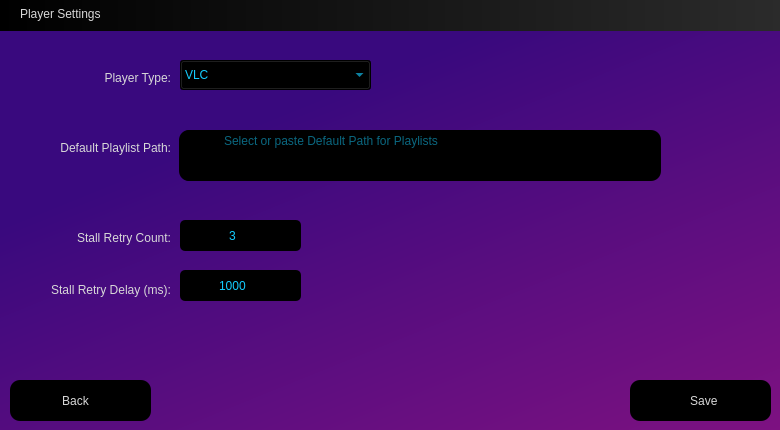
This is assets/PlayerSettings.ui in ifreddyrod/SpyderPlayer as Qt 5 draws it before an edit. The edited form follows.
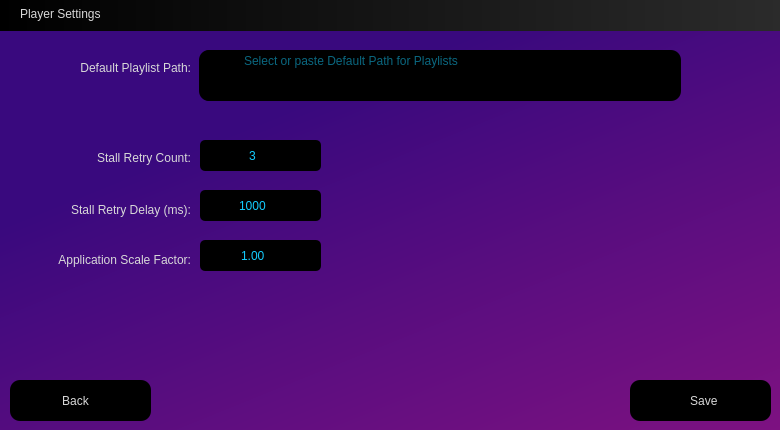
This is the edited form. Icons and pictures are not drawn.

Diff of the .ui file:
```diff
--- a/assets/PlayerSettings.ui
+++ b/assets/PlayerSettings.ui
@@ -152,8 +152,8 @@
   <widget class="QComboBox" name="PlayerType_combobox">
    <property name="geometry">
     <rect>
-     <x>180</x>
-     <y>60</y>
+     <x>200</x>
+     <y>520</y>
      <width>191</width>
      <height>30</height>
     </rect>
@@ -177,7 +177,7 @@
    <property name="geometry">
     <rect>
      <x>40</x>
-     <y>70</y>
+     <y>520</y>
      <width>131</width>
      <height>16</height>
     </rect>
@@ -203,12 +203,45 @@
 /*
 background-color: qlineargradient(spread:pad, x1:0.506931, y1:0.295636, x2:1, y2:1, stop:0 rgba(35, 6, 77, 255), stop:1 rgba(90, 13, 90, 255));*/</string>
    </property>
+   <widget class="QDoubleSpinBox" name="ScaleFactor_box">
+    <property name="geometry">
+     <rect>
+      <x>200</x>
+      <y>210</y>
+      <width>121</width>
+      <height>31</height>
+     </rect>
+    </property>
+    <property name="toolTip">
+     <string>Customize the scale/zoom of the Application.  Useful for higher resolutions.  Restart to apply.</string>
+    </property>
+    <property name="styleSheet">
+     <string notr="true">border-radius: 5px;
+color: rgb(20, 205, 255); 
+background-color: rgb(0, 0, 0);</string>
+    </property>
+    <property name="alignment">
+     <set>Qt::AlignmentFlag::AlignCenter</set>
+    </property>
+    <property name="minimum">
+     <double>0.100000000000000</double>
+    </property>
+    <property name="maximum">
+     <double>10.000000000000000</double>
+    </property>
+    <property name="singleStep">
+     <double>0.100000000000000</double>
+    </property>
+    <property name="value">
+     <double>1.000000000000000</double>
+    </property>
+   </widget>
   </widget>
   <widget class="QTextEdit" name="PlaylistPath_textedit">
    <property name="geometry">
     <rect>
-     <x>180</x>
-     <y>130</y>
+     <x>200</x>
+     <y>50</y>
      <width>481</width>
      <height>51</height>
     </rect>
@@ -231,8 +264,8 @@
   <widget class="QPushButton" name="OpenPath_button">
    <property name="geometry">
     <rect>
-     <x>179</x>
-     <y>130</y>
+     <x>199</x>
+     <y>50</y>
      <width>31</width>
      <height>51</height>
     </rect>
@@ -260,8 +293,8 @@
   <widget class="QLabel" name="Path_label">
    <property name="geometry">
     <rect>
-     <x>40</x>
-     <y>140</y>
+     <x>60</x>
+     <y>60</y>
      <width>131</width>
      <height>16</height>
     </rect>
@@ -300,8 +333,8 @@
   <widget class="QSpinBox" name="RetryCount_box">
    <property name="geometry">
     <rect>
-     <x>180</x>
-     <y>220</y>
+     <x>200</x>
+     <y>140</y>
      <width>121</width>
      <height>31</height>
     </rect>
@@ -324,8 +357,8 @@
   <widget class="QSpinBox" name="RetryTimeDelay_box">
    <property name="geometry">
     <rect>
-     <x>180</x>
-     <y>270</y>
+     <x>200</x>
+     <y>190</y>
      <width>121</width>
      <height>31</height>
     </rect>
@@ -354,8 +387,8 @@
   <widget class="QLabel" name="Retry_label">
    <property name="geometry">
     <rect>
-     <x>40</x>
-     <y>230</y>
+     <x>60</x>
+     <y>150</y>
      <width>131</width>
      <height>16</height>
     </rect>
@@ -370,8 +403,8 @@
   <widget class="QLabel" name="Path_label_2">
    <property name="geometry">
     <rect>
-     <x>30</x>
-     <y>279</y>
+     <x>50</x>
+     <y>199</y>
      <width>141</width>
      <height>21</height>
     </rect>
@@ -383,6 +416,22 @@
     <set>Qt::AlignmentFlag::AlignRight|Qt::AlignmentFlag::AlignTrailing|Qt::AlignmentFlag::AlignVCenter</set>
    </property>
   </widget>
+  <widget class="QLabel" name="ScaleFactor_label">
+   <property name="geometry">
+    <rect>
+     <x>30</x>
+     <y>250</y>
+     <width>161</width>
+     <height>20</height>
+    </rect>
+   </property>
+   <property name="text">
+    <string>Application Scale Factor:</string>
+   </property>
+   <property name="alignment">
+    <set>Qt::AlignmentFlag::AlignRight|Qt::AlignmentFlag::AlignTrailing|Qt::AlignmentFlag::AlignVCenter</set>
+   </property>
+  </widget>
   <zorder>background_widget</zorder>
   <zorder>Titlebar_widget</zorder>
   <zorder>Back_button</zorder>
@@ -396,6 +445,7 @@
   <zorder>RetryTimeDelay_box</zorder>
   <zorder>Retry_label</zorder>
   <zorder>Path_label_2</zorder>
+  <zorder>ScaleFactor_label</zorder>
  </widget>
  <resources>
   <include location="resources.qrc"/>
```
